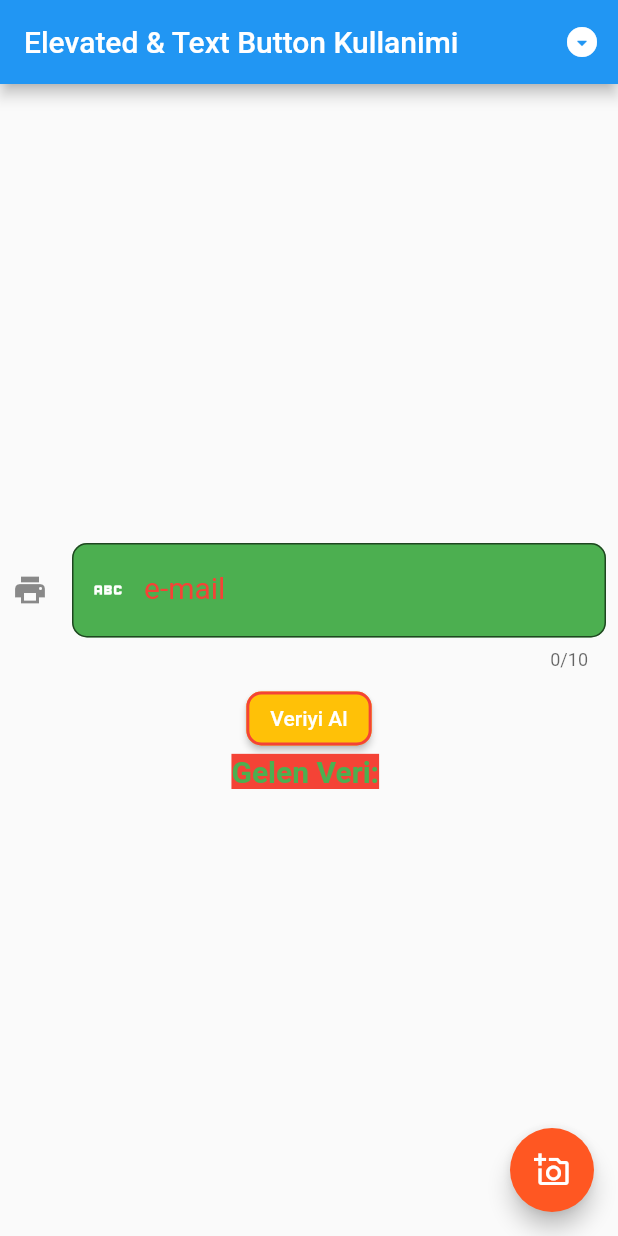
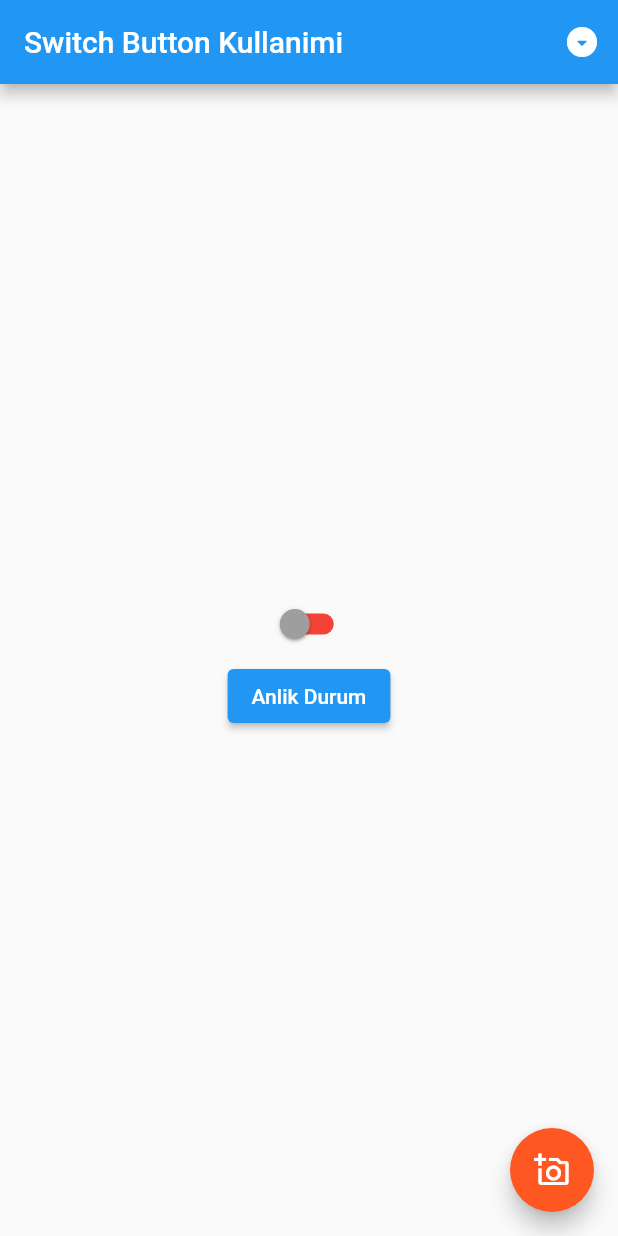
Before and after one commit to tahaturan/flutter_basis_widget, a Flutter app: the screen it shows after launch, on a phone screen of 412 x 824 dp. Run offline on Flutter 3.47's test engine with Material 2 defaults, Android fonts, the light colour scheme and no system bars.

Commit message:
Switch Button Kullanimi

```diff
--- a/lib/main.dart
+++ b/lib/main.dart
@@ -1,6 +1,7 @@
 import 'package:flutter/material.dart';
 import 'package:flutter_temel_widget/view/elevated_text_button.dart';
 import 'package:flutter_temel_widget/view/popup_menu.dart';
+import 'package:flutter_temel_widget/view/switch_button_kullanimi.dart';
 import 'package:flutter_temel_widget/view/text_button_textfield.dart';
 
 void main() => runApp(const MyApp());
@@ -28,10 +29,10 @@ class _MyAppState extends State<MyApp> {
       ),
       home: Scaffold(
         appBar: AppBar(
-          title: const Text("Elevated & Text Button Kullanimi"),
+          title: const Text("Switch Button Kullanimi"),
           actions: const [PopupMenuKullanimi()],
         ),
-        body: const TextButtonTextField(),
+        body: const SwitchButtonKullanimi(),
         floatingActionButton: FloatingActionButton(
           onPressed: () {
             debugPrint("Fab 1 tiklandi");
--- /dev/null
+++ b/lib/view/switch_button_kullanimi.dart
@@ -0,0 +1,47 @@
+import 'package:flutter/material.dart';
+
+class SwitchButtonKullanimi extends StatefulWidget {
+  const SwitchButtonKullanimi({Key? key}) : super(key: key);
+
+  @override
+  State<SwitchButtonKullanimi> createState() => _SwitchButtonKullanimiState();
+}
+
+class _SwitchButtonKullanimiState extends State<SwitchButtonKullanimi> {
+  bool switchKontrol = false;
+  @override
+  Widget build(BuildContext context) {
+    return Center(
+      child: Column(
+        mainAxisAlignment: MainAxisAlignment.center,
+        children: [
+          Switch(
+            value: switchKontrol,
+            onChanged: (veri) {
+              setState(() {
+                switchKontrol = veri;
+              });
+              debugPrint("Switch : $veri");
+            },
+            activeTrackColor: Colors.lightGreenAccent,
+            activeColor: Colors.green,
+            inactiveTrackColor: Colors.red,
+            inactiveThumbColor: Colors.grey,
+          ),
+          ElevatedButton(
+            onPressed: () {
+              setState(() {
+                if (switchKontrol) {
+                  switchKontrol = false;
+                } else {
+                  switchKontrol = true;
+                }
+              });
+            },
+            child: const Text("Anlik Durum"),
+          ),
+        ],
+      ),
+    );
+  }
+}
```
Also changed, not shown: assets/images/switchButton.gif (added), 1 other file.
